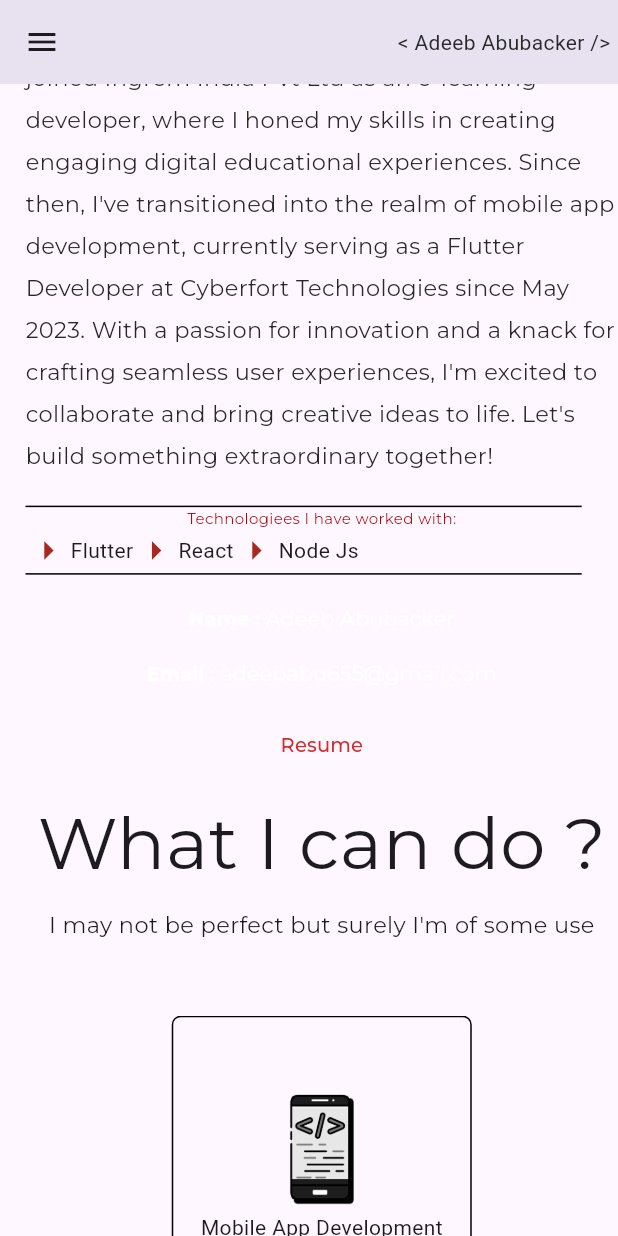
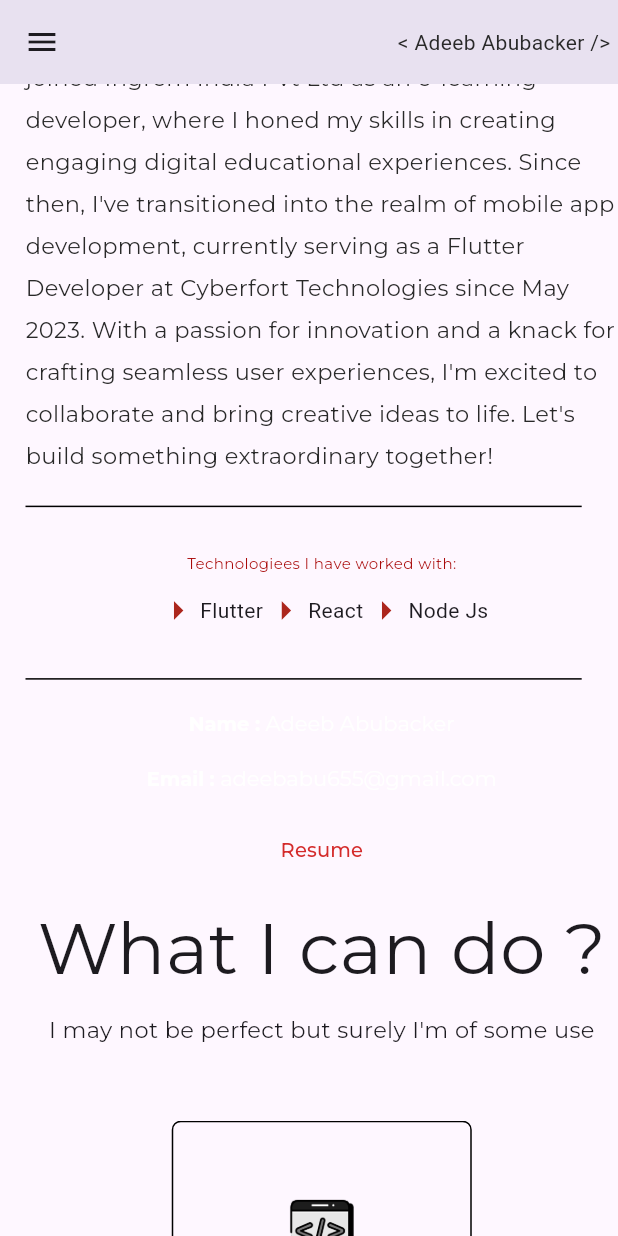
Before and after one commit to AdeebAbubacker/dev_portfolio, a Flutter app: the screen it shows after launch, scrolled down 1152 dp, on a phone screen of 412 x 824 dp. Run offline on Flutter 3.47's test engine with Material 3 defaults, Android fonts, the phone set to English and light mode, and no system bars; drawn by our look-alikes of carousel_slider; our stand-ins replace animated_text_kit, firebase_core, flip_card, google_fonts; accounts and stored records are empty.

Commit message:
initial commit

```diff
--- a/lib/main.dart
+++ b/lib/main.dart
@@ -47,6 +47,14 @@ class MyHomePage extends StatelessWidget {
       );
     }
 
+    void scrollWebToIndex(double index) {
+      _scrollController.animateTo(
+        index * MediaQuery.of(context).size.height,
+        duration: const Duration(milliseconds: 3000),
+        curve: Curves.ease,
+      );
+    }
+
     return Scaffold(
       appBar: MediaQuery.of(context).size.width > 1000
           ? PreferredSize(
@@ -87,48 +95,55 @@ class MyHomePage extends StatelessWidget {
                         color: Colors.white, // Set the background color here
                       ),
                     ),
-                    actions: const [
-                      NavBarActionButton(label: 'HOME', index: 1),
-                      NavBarActionButton(label: 'ABOUT', index: 1),
-                      NavBarActionButton(label: 'SERVICES', index: 1),
-                      NavBarActionButton(label: 'PROJECTS', index: 1),
-                      NavBarActionButton(label: 'CONTACT', index: 1),
-                      NavBarActionButton(label: 'RESUME', index: 1),
+                    actions: [
+                      NavBarActionButton(
+                        label: 'HOME',
+                        index: 1,
+                        onPressed: () {
+                          scrollToIndex(0);
+                        },
+                      ),
+                      NavBarActionButton(
+                        label: 'ABOUT',
+                        index: 1,
+                        onPressed: () {
+                          scrollToIndex(0.9);
+                        },
+                      ),
+                      NavBarActionButton(
+                        label: 'SERVICES',
+                        index: 1,
+                        onPressed: () {
+                          scrollToIndex(1.8);
+                        },
+                      ),
+                      NavBarActionButton(
+                        label: 'PROJECTS',
+                        index: 1,
+                        onPressed: () {
+                          scrollToIndex(2.7);
+                        },
+                      ),
+                      NavBarActionButton(
+                        label: 'CONTACT',
+                        index: 1,
+                        onPressed: () {
+                          scrollToIndex(3.4);
+                        },
+                      ),
+                      NavBarActionButton(
+                        label: 'RESUME',
+                        index: 1,
+                        onPressed: () {
+                          // scrollToIndex(0);
+                        },
+                      ),
                       SizedBox(width: 30),
                     ],
                   ),
-
-                  // Add other slivers as needed
-                  // ...
                 ],
               ),
             )
-
-          // ? AppBar(
-          //     backgroundColor: Colors.white,
-          //     elevation: 0.0,
-          //     title: Align(
-          //       alignment: Alignment.centerLeft,
-          //       child: Padding(
-          //         padding: const EdgeInsets.all(8.0),
-          //         child: Text(
-          //           '< Adeeb Abubacker />',
-          //           style: GoogleFonts.rockSalt(
-          //             textStyle: const TextStyle(fontSize: 18), // Example style
-          //           ),
-          //         ),
-          //       ),
-          //     ),
-          //     actions: const [
-          //       NavBarActionButton(label: 'HOME', index: 1),
-          //       NavBarActionButton(label: 'ABOUT', index: 1),
-          //       NavBarActionButton(label: 'SERVICES', index: 1),
-          //       NavBarActionButton(label: 'PROJECTS', index: 1),
-          //       NavBarActionButton(label: 'CONTACT', index: 1),
-          //       NavBarActionButton(label: 'RESUME', index: 1),
-          //       SizedBox(width: 30),
-          //     ],
-          //   )
           : AppBar(
               actions: [
                 Padding(
--- a/lib/sections/mobile/screen/mobile_view.dart
+++ b/lib/sections/mobile/screen/mobile_view.dart
@@ -19,15 +19,6 @@ class MobileView extends StatelessWidget {
 
   @override
   Widget build(BuildContext context) {
-    void scrollToIndex(int index) {
-      scrollController.animateTo(
-        14,
-        // index * MediaQuery.of(context).size.height,
-        duration: const Duration(milliseconds: 500),
-        curve: Curves.ease,
-      );
-    }
-
     return ListView.builder(
       controller: scrollController,
       itemCount: 1,
@@ -233,13 +224,16 @@ class AboutMeSection extends StatelessWidget {
         ),
         const SizedBox(height: 20),
         const HorizontalLine(),
+        const SizedBox(height: 30),
         Center(
           child: Text(
             "Technologiees I have worked with:",
             style: GoogleFonts.montserrat(textStyle: techiworkstyle),
           ),
         ),
+        const SizedBox(height: 10),
         const Row(
+          mainAxisAlignment: MainAxisAlignment.center,
           children: [
             Icon(
               Icons.arrow_right_outlined,
@@ -261,6 +255,7 @@ class AboutMeSection extends StatelessWidget {
             Text('Node Js'),
           ],
         ),
+        const SizedBox(height: 30),
         const HorizontalLine(),
         const SizedBox(height: 20),
         Center(
@@ -333,7 +328,6 @@ final List<Widget> imageSliders = imgList
       ),
     )
     .toList();
-
 
 class ServiceSection extends StatelessWidget {
   const ServiceSection({
```
Also changed, not shown: lib/sections/web/screen/web_view.dart (+0 -8 lines), lib/sections/web/widgets/nav_bar_button/nav_bar_button.dart (+4 -3 lines), 1 other file.
